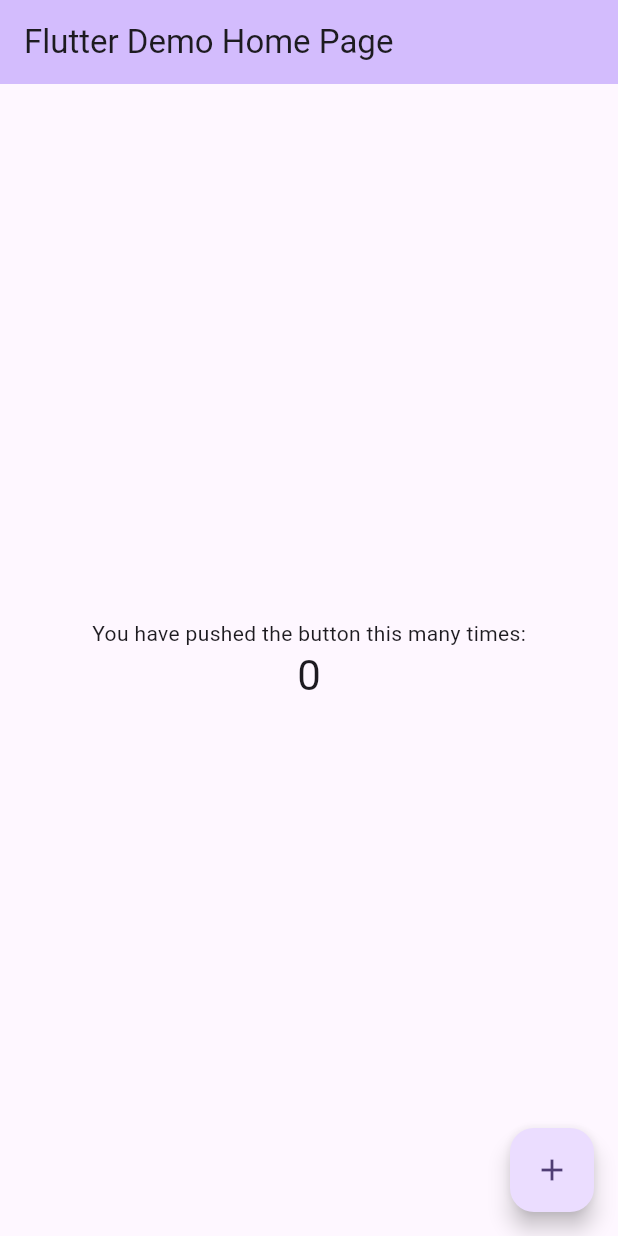
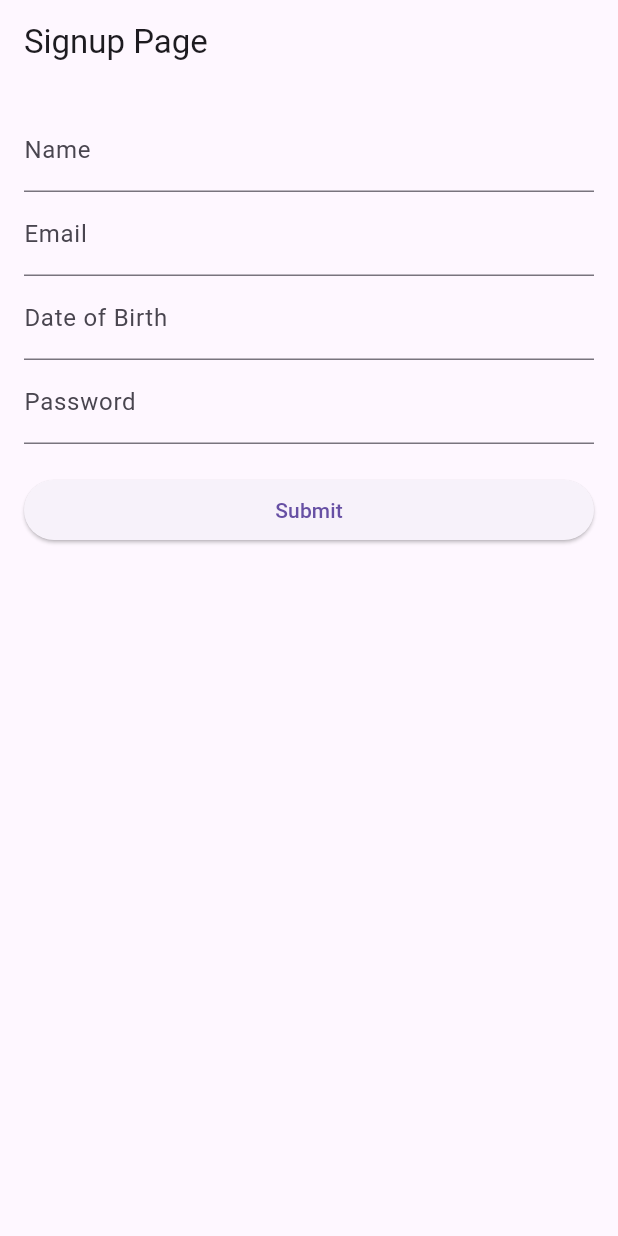
Before and after one commit to aahmad8727/signup, a Flutter app: the screen it shows after launch, on a phone screen of 412 x 824 dp. Run offline on Flutter 3.47's test engine with Material 3 defaults, Android fonts, the phone set to English and light mode, and no system bars; drawn by our look-alikes of flutter_form_builder; our stand-ins replace form_builder_validators; statements that could not run were skipped.

Commit message:
design and implementation

```diff
--- a/lib/main.dart
+++ b/lib/main.dart
@@ -1,122 +1,86 @@
 import 'package:flutter/material.dart';
+import 'package:flutter_form_builder/flutter_form_builder.dart';
+import 'package:form_builder_validators/form_builder_validators.dart';
 
-void main() {
-  runApp(const MyApp());
-}
+void main() => runApp(const MyApp());
 
 class MyApp extends StatelessWidget {
   const MyApp({super.key});
-
-  // This widget is the root of your application.
   @override
   Widget build(BuildContext context) {
-    return MaterialApp(
-      title: 'Flutter Demo',
-      theme: ThemeData(
-        // This is the theme of your application.
-        //
-        // TRY THIS: Try running your application with "flutter run". You'll see
-        // the application has a purple toolbar. Then, without quitting the app,
-        // try changing the seedColor in the colorScheme below to Colors.green
-        // and then invoke "hot reload" (save your changes or press the "hot
-        // reload" button in a Flutter-supported IDE, or press "r" if you used
-        // the command line to start the app).
-        //
-        // Notice that the counter didn't reset back to zero; the application
-        // state is not lost during the reload. To reset the state, use hot
-        // restart instead.
-        //
-        // This works for code too, not just values: Most code changes can be
-        // tested with just a hot reload.
-        colorScheme: ColorScheme.fromSeed(seedColor: Colors.deepPurple),
-      ),
-      home: const MyHomePage(title: 'Flutter Demo Home Page'),
-    );
+    return MaterialApp(title: 'Signup Page', home: const SignupPage());
   }
 }
 
-class MyHomePage extends StatefulWidget {
-  const MyHomePage({super.key, required this.title});
-
-  // This widget is the home page of your application. It is stateful, meaning
-  // that it has a State object (defined below) that contains fields that affect
-  // how it looks.
-
-  // This class is the configuration for the state. It holds the values (in this
-  // case the title) provided by the parent (in this case the App widget) and
-  // used by the build method of the State. Fields in a Widget subclass are
-  // always marked "final".
-
-  final String title;
-
+class SignupPage extends StatefulWidget {
+  const SignupPage({super.key});
   @override
-  State<MyHomePage> createState() => _MyHomePageState();
+  _SignupPageState createState() => _SignupPageState();
 }
 
-class _MyHomePageState extends State<MyHomePage> {
-  int _counter = 0;
+class _SignupPageState extends State<SignupPage> {
+  final _formKey = GlobalKey<FormBuilderState>();
 
-  void _incrementCounter() {
-    setState(() {
-      // This call to setState tells the Flutter framework that something has
-      // changed in this State, which causes it to rerun the build method below
-      // so that the display can reflect the updated values. If we changed
-      // _counter without calling setState(), then the build method would not be
-      // called again, and so nothing would appear to happen.
-      _counter++;
-    });
+  String? passwordComplexity(String? value) {
+    if (value == null || value.isEmpty) return 'Password is required';
+    if (value.length < 6) return 'Password must be at least 6 characters';
+    if (!RegExp(r'(?=.*?[A-Z])').hasMatch(value))
+      return 'Include at least one uppercase letter';
+    if (!RegExp(r'(?=.*?[0-9])').hasMatch(value))
+      return 'Include at least one number';
+    return null;
   }
 
   @override
   Widget build(BuildContext context) {
-    // This method is rerun every time setState is called, for instance as done
-    // by the _incrementCounter method above.
-    //
-    // The Flutter framework has been optimized to make rerunning build methods
-    // fast, so that you can just rebuild anything that needs updating rather
-    // than having to individually change instances of widgets.
     return Scaffold(
-      appBar: AppBar(
-        // TRY THIS: Try changing the color here to a specific color (to
-        // Colors.amber, perhaps?) and trigger a hot reload to see the AppBar
-        // change color while the other colors stay the same.
-        backgroundColor: Theme.of(context).colorScheme.inversePrimary,
-        // Here we take the value from the MyHomePage object that was created by
-        // the App.build method, and use it to set our appbar title.
-        title: Text(widget.title),
-      ),
-      body: Center(
-        // Center is a layout widget. It takes a single child and positions it
-        // in the middle of the parent.
-        child: Column(
-          // Column is also a layout widget. It takes a list of children and
-          // arranges them vertically. By default, it sizes itself to fit its
-          // children horizontally, and tries to be as tall as its parent.
-          //
-          // Column has various properties to control how it sizes itself and
-          // how it positions its children. Here we use mainAxisAlignment to
-          // center the children vertically; the main axis here is the vertical
-          // axis because Columns are vertical (the cross axis would be
-          // horizontal).
-          //
-          // TRY THIS: Invoke "debug painting" (choose the "Toggle Debug Paint"
-          // action in the IDE, or press "p" in the console), to see the
-          // wireframe for each widget.
-          mainAxisAlignment: MainAxisAlignment.center,
-          children: <Widget>[
-            const Text('You have pushed the button this many times:'),
-            Text(
-              '$_counter',
-              style: Theme.of(context).textTheme.headlineMedium,
-            ),
-          ],
+      appBar: AppBar(title: const Text('Signup Page')),
+      body: Padding(
+        padding: const EdgeInsets.all(16.0),
+        child: FormBuilder(
+          key: _formKey,
+          child: ListView(
+            children: [
+              FormBuilderTextField(
+                name: 'name',
+                decoration: const InputDecoration(labelText: 'Name'),
+                validator: FormBuilderValidators.required(context),
+              ),
+              FormBuilderTextField(
+                name: 'email',
+                decoration: const InputDecoration(labelText: 'Email'),
+                validator: FormBuilderValidators.compose([
+                  FormBuilderValidators.required(context),
+                  FormBuilderValidators.email(context),
+                ]),
+              ),
+              FormBuilderDateTimePicker(
+                name: 'dob',
+                inputType: InputType.date,
+                decoration: const InputDecoration(labelText: 'Date of Birth'),
+                validator: FormBuilderValidators.required(context),
+              ),
+              FormBuilderTextField(
+                name: 'password',
+                decoration: const InputDecoration(labelText: 'Password'),
+                obscureText: true,
+                validator: passwordComplexity,
+              ),
+              const SizedBox(height: 20),
+              ElevatedButton(
+                onPressed: () {
+                  if (_formKey.currentState?.saveAndValidate() ?? false) {
+                    ScaffoldMessenger.of(context).showSnackBar(
+                      const SnackBar(content: Text('Processing Data')),
+                    );
+                  }
+                },
+                child: const Text('Submit'),
+              ),
+            ],
+          ),
         ),
       ),
-      floatingActionButton: FloatingActionButton(
-        onPressed: _incrementCounter,
-        tooltip: 'Increment',
-        child: const Icon(Icons.add),
-      ), // This trailing comma makes auto-formatting nicer for build methods.
     );
   }
 }
```
